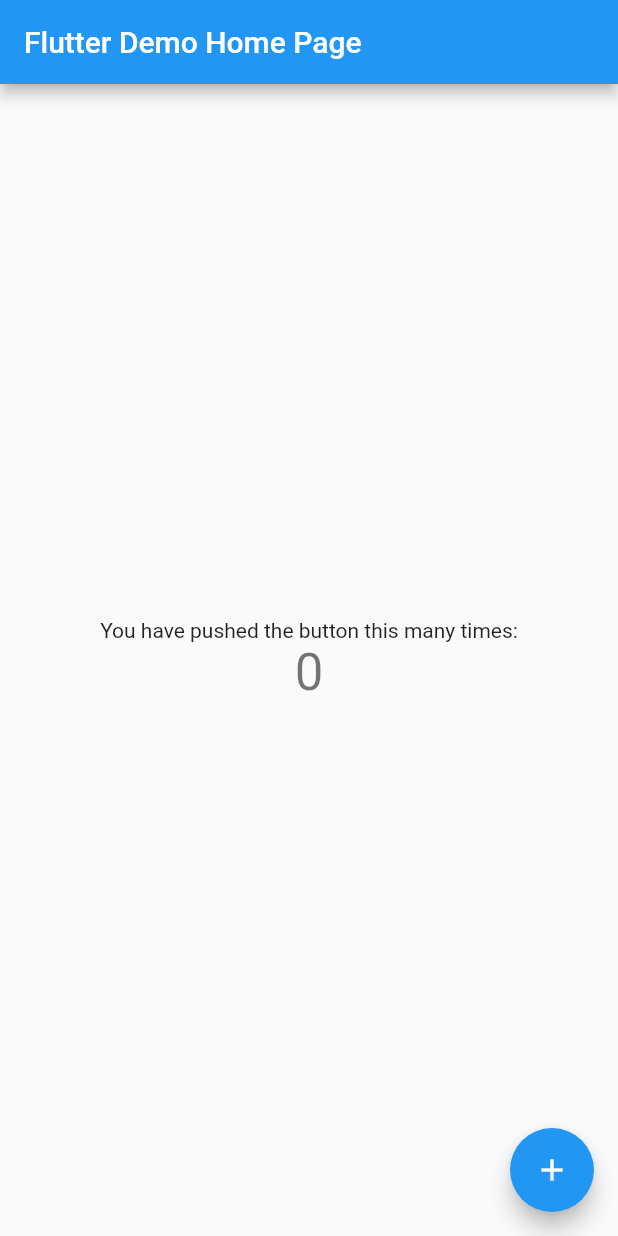
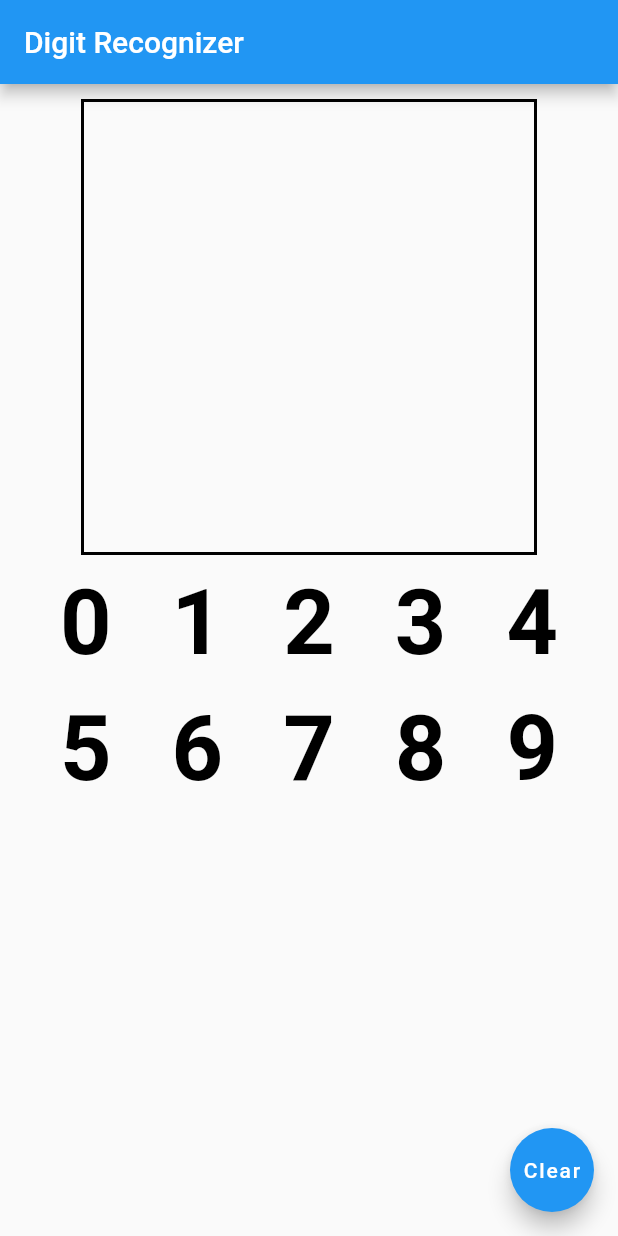
Before and after one commit to nkitlabs/flutter_demo, a Flutter app: the screen it shows after launch, on a phone screen of 412 x 824 dp. Run offline on Flutter 3.47's test engine with Material 2 defaults, Android fonts, the phone set to English and light mode, and no system bars; missing offline and left inert: tflite.

Commit message:
MVP 1 - recognize handwriting and predict number

```diff
--- a/lib/main.dart
+++ b/lib/main.dart
@@ -1,3 +1,4 @@
+import 'package:demo/screens/draw_screen.dart';
 import 'package:flutter/material.dart';
 
 void main() {
@@ -11,103 +12,13 @@ class MyApp extends StatelessWidget {
     return MaterialApp(
       title: 'Flutter Demo',
       theme: ThemeData(
-        // This is the theme of your application.
-        //
-        // Try running your application with "flutter run". You'll see the
-        // application has a blue toolbar. Then, without quitting the app, try
-        // changing the primarySwatch below to Colors.green and then invoke
-        // "hot reload" (press "r" in the console where you ran "flutter run",
-        // or simply save your changes to "hot reload" in a Flutter IDE).
-        // Notice that the counter didn't reset back to zero; the application
-        // is not restarted.
+        appBarTheme: AppBarTheme(),
+        floatingActionButtonTheme: FloatingActionButtonThemeData(
+            // backgroundColor: Colors.black,
+            ),
         primarySwatch: Colors.blue,
       ),
-      home: MyHomePage(title: 'Flutter Demo Home Page'),
+      home: DrawScreen(),
     );
   }
 }
-
-class MyHomePage extends StatefulWidget {
-  MyHomePage({Key key, this.title}) : super(key: key);
-
-  // This widget is the home page of your application. It is stateful, meaning
-  // that it has a State object (defined below) that contains fields that affect
-  // how it looks.
-
-  // This class is the configuration for the state. It holds the values (in this
-  // case the title) provided by the parent (in this case the App widget) and
-  // used by the build method of the State. Fields in a Widget subclass are
-  // always marked "final".
-
-  final String title;
-
-  @override
-  _MyHomePageState createState() => _MyHomePageState();
-}
-
-class _MyHomePageState extends State<MyHomePage> {
-  int _counter = 0;
-
-  void _incrementCounter() {
-    setState(() {
-      // This call to setState tells the Flutter framework that something has
-      // changed in this State, which causes it to rerun the build method below
-      // so that the display can reflect the updated values. If we changed
-      // _counter without calling setState(), then the build method would not be
-      // called again, and so nothing would appear to happen.
-      _counter++;
-    });
-  }
-
-  @override
-  Widget build(BuildContext context) {
-    // This method is rerun every time setState is called, for instance as done
-    // by the _incrementCounter method above.
-    //
-    // The Flutter framework has been optimized to make rerunning build methods
-    // fast, so that you can just rebuild anything that needs updating rather
-    // than having to individually change instances of widgets.
-    return Scaffold(
-      appBar: AppBar(
-        // Here we take the value from the MyHomePage object that was created by
-        // the App.build method, and use it to set our appbar title.
-        title: Text(widget.title),
-      ),
-      body: Center(
-        // Center is a layout widget. It takes a single child and positions it
-        // in the middle of the parent.
-        child: Column(
-          // Column is also a layout widget. It takes a list of children and
-          // arranges them vertically. By default, it sizes itself to fit its
-          // children horizontally, and tries to be as tall as its parent.
-          //
-          // Invoke "debug painting" (press "p" in the console, choose the
-          // "Toggle Debug Paint" action from the Flutter Inspector in Android
-          // Studio, or the "Toggle Debug Paint" command in Visual Studio Code)
-          // to see the wireframe for each widget.
-          //
-          // Column has various properties to control how it sizes itself and
-          // how it positions its children. Here we use mainAxisAlignment to
-          // center the children vertically; the main axis here is the vertical
-          // axis because Columns are vertical (the cross axis would be
-          // horizontal).
-          mainAxisAlignment: MainAxisAlignment.center,
-          children: <Widget>[
-            Text(
-              'You have pushed the button this many times:',
-            ),
-            Text(
-              '$_counter',
-              style: Theme.of(context).textTheme.headline4,
-            ),
-          ],
-        ),
-      ),
-      floatingActionButton: FloatingActionButton(
-        onPressed: _incrementCounter,
-        tooltip: 'Increment',
-        child: Icon(Icons.add),
-      ), // This trailing comma makes auto-formatting nicer for build methods.
-    );
-  }
-}
--- /dev/null
+++ b/lib/screens/draw_screen.dart
@@ -0,0 +1,112 @@
+import 'package:flutter/material.dart';
+import 'prediction_widget.dart';
+import 'package:demo/utils/constants.dart';
+import 'package:demo/model/recognizer.dart';
+
+class DrawScreen extends StatefulWidget {
+  @override
+  _DrawScreenState createState() => _DrawScreenState();
+}
+
+class _DrawScreenState extends State<DrawScreen> {
+  final _points = List<Offset>();
+  final canvasSize = Constants.canvasSize;
+  final borderSize = Constants.borderSize;
+  final strokeWidth = Constants.strokeWidth;
+  final _recognizer = Recognizer();
+  List<Prediction> _prediction;
+
+  @override
+  void initState() {
+    super.initState();
+    _initModel();
+  }
+
+  @override
+  Widget build(BuildContext ctx) {
+    return Scaffold(
+      appBar: AppBar(
+        title: Text('Digit Recognizer'),
+      ),
+      body: Column(
+        children: <Widget>[
+          SizedBox(height: 10),
+          Align(alignment: Alignment.center, child: _drawCanvasWidget()),
+          SizedBox(height: 10),
+          PredictionWidget(predictions: _prediction),
+        ],
+      ),
+      floatingActionButton: FloatingActionButton(
+        child: Text('Clear'),
+        onPressed: () {
+          setState(() {
+            _points.clear();
+            _prediction.clear();
+          });
+        },
+      ),
+    );
+  }
+
+  Widget _drawCanvasWidget() {
+    return Container(
+      width: canvasSize + borderSize * 2,
+      height: canvasSize + borderSize * 2,
+      decoration: BoxDecoration(
+          border: Border.all(color: Colors.black, width: borderSize)),
+      child: GestureDetector(
+        onPanUpdate: (DragUpdateDetails details) {
+          Offset _localPosition = details.localPosition;
+          if (_localPosition.dx >= 0 &&
+              _localPosition.dx <= canvasSize &&
+              _localPosition.dy >= 0 &&
+              _localPosition.dy <= canvasSize) {
+            setState(() {
+              _points.add(_localPosition);
+            });
+          }
+        },
+        onPanEnd: (DragEndDetails details) {
+          _points.add(null);
+          _recognize();
+        },
+        child: CustomPaint(painter: DrawingPainter(_points)),
+      ),
+    );
+  }
+
+  void _initModel() async {
+    var res = await _recognizer.loadModel();
+  }
+
+  void _recognize() async {
+    List<dynamic> pred = await _recognizer.recognize(_points);
+    setState(() {
+      _prediction = pred.map((json) => Prediction.fromJson(json)).toList();
+    });
+  }
+}
+
+class DrawingPainter extends CustomPainter {
+  final List<Offset> points;
+  DrawingPainter(this.points);
+
+  final Paint _paint = Paint()
+    ..strokeCap = StrokeCap.round
+    ..color = Colors.blue
+    ..strokeWidth = Constants.strokeWidth;
+
+  @override
+  void paint(Canvas canvas, Size size) {
+    for (int i = 0; i < points.length - 1; i++) {
+      if (points[i] != null && points[i + 1] != null) {
+        canvas.drawLine(points[i], points[i + 1], _paint);
+      }
+    }
+  }
+
+  @override
+  bool shouldRepaint(CustomPainter oldDelegate) {
+    return true;
+  }
+}
--- /dev/null
+++ b/lib/screens/prediction_widget.dart
@@ -0,0 +1,76 @@
+import 'package:flutter/material.dart';
+
+class Prediction {
+  final double confidence;
+  final int index;
+  final String label;
+
+  Prediction({this.confidence, this.index, this.label});
+
+  factory Prediction.fromJson(Map<dynamic, dynamic> json) {
+    return Prediction(
+      confidence: json['confidence'],
+      index: json['index'],
+      label: json['label'],
+    );
+  }
+}
+
+class PredictionWidget extends StatelessWidget {
+  final List<Prediction> predictions;
+
+  const PredictionWidget({Key key, this.predictions}) : super(key: key);
+
+  Widget _numberWidget(int num, Prediction prediction) {
+    double confidence = 0.0;
+    if (prediction != null) {
+      confidence = prediction.confidence;
+    }
+    double opac = (confidence * 2).clamp(0, 1).toDouble();
+    return Column(
+      children: <Widget>[
+        Text('$num',
+            style: TextStyle(
+              fontSize: 60,
+              fontWeight: FontWeight.bold,
+              color: prediction == null
+                  ? Colors.black
+                  : Colors.blue.withOpacity(opac),
+            )),
+        Text(
+          '${prediction == null ? '' : confidence.toStringAsFixed(3)}',
+          style: TextStyle(fontSize: 12),
+        )
+      ],
+    );
+  }
+
+  List<dynamic> getPredictionStyles(List<Prediction> predictions) {
+    List<dynamic> data = new List<dynamic>.generate(10, (i) => null);
+    predictions?.forEach((prediction) {
+      data[prediction.index] = prediction;
+    });
+    return data;
+  }
+
+  @override
+  Widget build(BuildContext context) {
+    var preds = getPredictionStyles(this.predictions);
+    return Column(
+      children: <Widget>[
+        Row(
+          mainAxisAlignment: MainAxisAlignment.spaceEvenly,
+          children: <Widget>[
+            for (var i = 0; i < 5; i++) _numberWidget(i, preds[i])
+          ],
+        ),
+        Row(
+          mainAxisAlignment: MainAxisAlignment.spaceEvenly,
+          children: <Widget>[
+            for (var i = 5; i < 10; i++) _numberWidget(i, preds[i])
+          ],
+        ),
+      ],
+    );
+  }
+}
--- /dev/null
+++ b/lib/utils/constants.dart
@@ -0,0 +1,9 @@
+class Constants {
+  static double canvasSize = 300;
+  static double borderSize = 2;
+
+  static double imageSize = 300;
+  static int mnistImageSize = 28;
+
+  static double strokeWidth = 8;
+}
```
Also changed, not shown: lib/model/recognizer.dart (added, +83 -0 lines).
